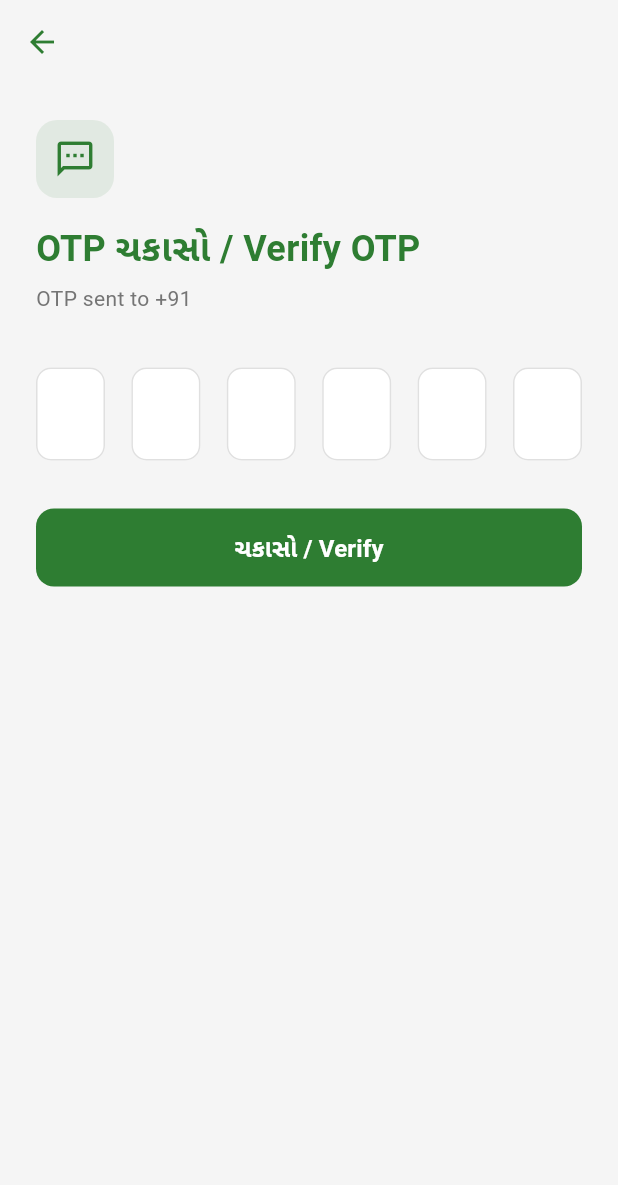
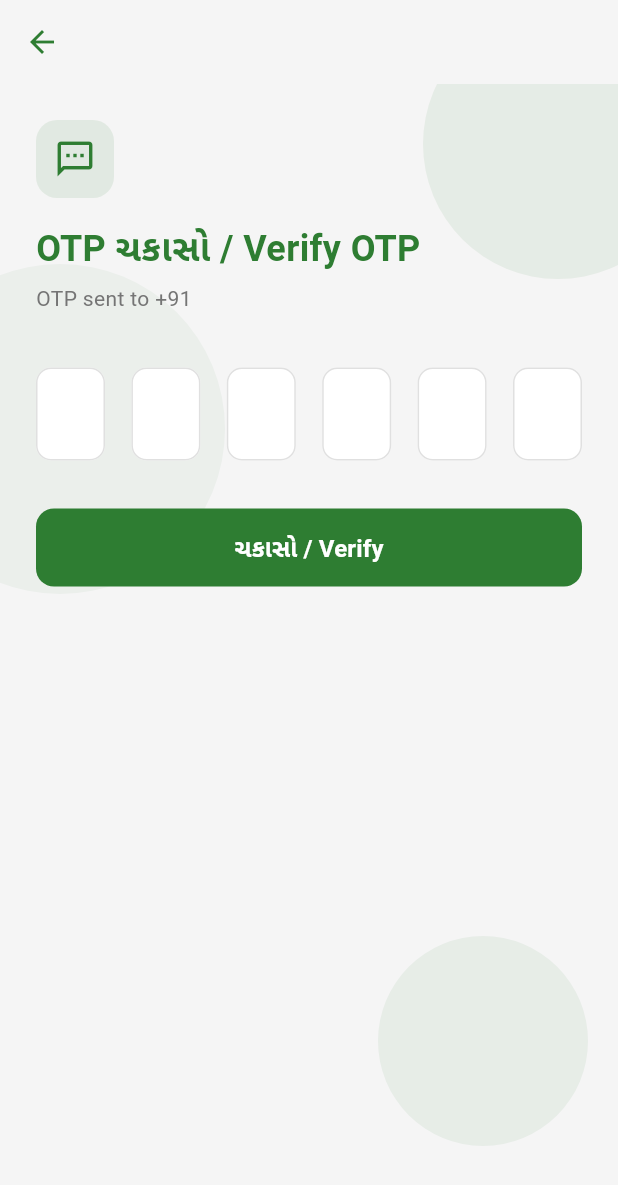
Before and after one commit to Tanvir4801/GaamOps, a Flutter app: the OtpScreen screen opened directly with empty values, on a phone screen of 412 x 824 dp. Shown: the top 1185 px of the screen. Run offline on Flutter 3.47's test engine with Material 3 defaults, Android fonts, the phone set to English and light mode, and no system bars; our stand-ins replace cloud_firestore, firebase_auth, firebase_core, firebase_messaging, firebase_storage, flutter_local_notifications and 8 more; missing offline and left inert: geoflutterfire_plus; accounts and stored records are empty; generated files the repository leaves out were written again.

Commit message:
Add decorative glass bubbles to the OTP screen to match other pages
Adds a Stack widget to the OTP screen and includes three Positioned decorative glass bubbles with role-based colors (green, orange, brown) and varying opacities.

Replit-Commit-Author: Agent
Replit-Commit-Session-Id: b3f8bc69-14a3-4dbd-b024-f28516579e19
Replit-Commit-Checkpoint-Type: full_checkpoint
Replit-Commit-Event-Id: a82e4705-c8c7-453f-a412-a78f94795bc5
Replit-Commit-Screenshot-Url: https://storage.googleapis.com/screenshot-production-us-central1/41ca1891-4587-4a8d-b932-4e5f5cb112ab/b3f8bc69-14a3-4dbd-b024-f28516579e19/Kz20oWG
Replit-Helium-Checkpoint-Created: true

```diff
--- a/mobile/lib/screens/otp_screen.dart
+++ b/mobile/lib/screens/otp_screen.dart
@@ -359,7 +359,40 @@ class _OtpScreenState extends State<OtpScreen> {
         elevation: 0,
         foregroundColor: _color,
       ),
-      body: SafeArea(
+      body: Stack(children: [
+        // Decorative glass bubbles — colour matches role
+        Positioned(
+          top: -50, right: -50,
+          child: Container(
+            width: 180, height: 180,
+            decoration: BoxDecoration(
+              color: _color.withOpacity(0.08),
+              shape: BoxShape.circle,
+            ),
+          ),
+        ),
+        Positioned(
+          top: 120, left: -70,
+          child: Container(
+            width: 220, height: 220,
+            decoration: BoxDecoration(
+              color: _color.withOpacity(0.05),
+              shape: BoxShape.circle,
+            ),
+          ),
+        ),
+        Positioned(
+          bottom: 60, right: 20,
+          child: Container(
+            width: 140, height: 140,
+            decoration: BoxDecoration(
+              color: _color.withOpacity(0.07),
+              shape: BoxShape.circle,
+            ),
+          ),
+        ),
+        // Main content
+        SafeArea(
         child: Padding(
           padding: const EdgeInsets.all(24),
           child: Column(
@@ -456,7 +489,8 @@ class _OtpScreenState extends State<OtpScreen> {
             ],
           ),
         ),
-      ),
+        ),
+      ]),
     );
   }
 
```
